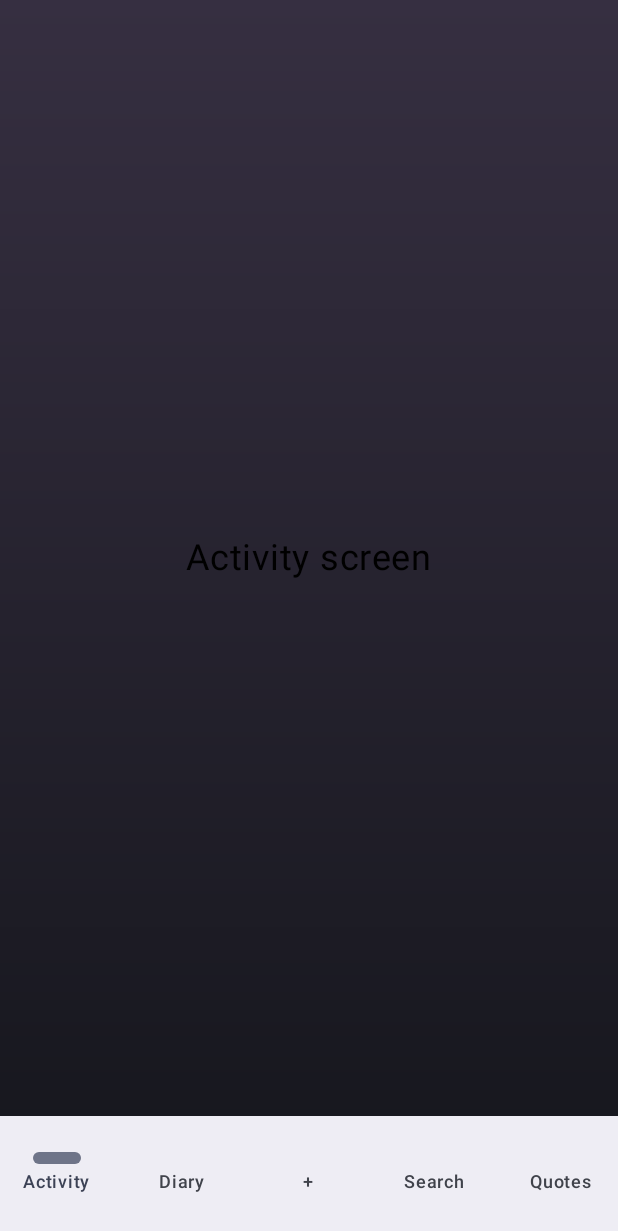
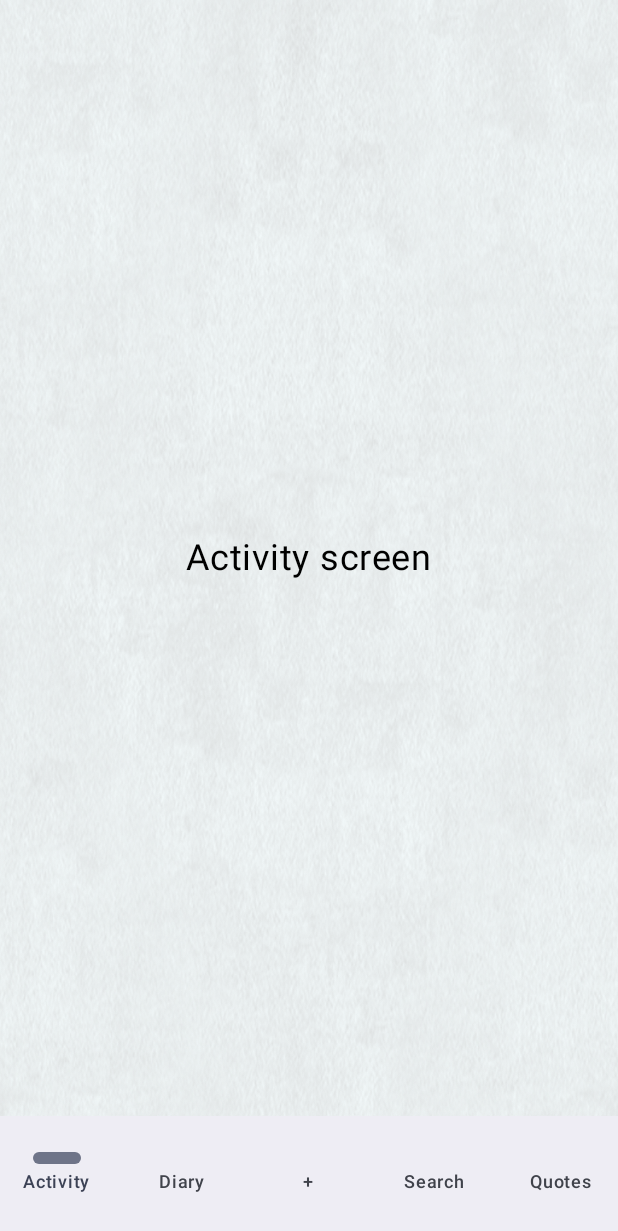
Before and after one commit to gitHST/pager, an Android app built with Jetpack Compose: the MainActivity screen opened directly, with no data from a screen before it, on a phone screen of 412 x 824 dp. Shown: the top 1231 px of the screen. Run offline under Robolectric (Android 15) with nearby library versions, the phone set to English and light mode, and no system bars; our stand-ins replace Room's generated code.

Commit message:
New paper white background

```diff
--- a/app/src/main/java/com/luke/pager/MainActivity.kt
+++ b/app/src/main/java/com/luke/pager/MainActivity.kt
@@ -4,13 +4,18 @@ package com.luke.pager
 import android.os.Bundle
 import androidx.activity.ComponentActivity
 import androidx.activity.compose.setContent
+import androidx.compose.foundation.Image
+import androidx.compose.foundation.background
 import androidx.compose.foundation.layout.Box
 import androidx.compose.foundation.layout.fillMaxSize
 import androidx.compose.foundation.layout.padding
 import androidx.compose.material3.Scaffold
 import androidx.compose.runtime.Composable
 import androidx.compose.ui.Modifier
+import androidx.compose.ui.draw.alpha
 import androidx.compose.ui.graphics.Color
+import androidx.compose.ui.layout.ContentScale
+import androidx.compose.ui.res.painterResource
 import androidx.navigation.compose.rememberNavController
 import androidx.room.Room
 import com.luke.pager.data.AppDatabase
@@ -58,6 +63,20 @@ fun PagerAppUI(bookViewModel: BookViewModel, reviewViewModel: ReviewViewModel) {
     PagerTheme {
         val navController = rememberNavController()
 
+        Box(
+            modifier = Modifier
+                .fillMaxSize()
+                .background(Color(0xFFF7FEFF)) // Light cyan background
+        ) {
+            Image(
+                painter = painterResource(id = R.drawable.clean_gray_paper), // Save this image in res/drawable
+                contentDescription = null,
+                contentScale = ContentScale.FillBounds,
+                modifier = Modifier
+                    .fillMaxSize()
+                    .alpha(0.9f) // Adjust visibility of texture
+            )
+
             Scaffold(
                 containerColor = Color.Transparent,
                 bottomBar = { BottomNavBar(navController) }
@@ -71,4 +90,6 @@ fun PagerAppUI(bookViewModel: BookViewModel, reviewViewModel: ReviewViewModel) {
                 }
             }
         }
+
     }
+}
--- a/app/src/main/res/drawable/gradient_background.xml
+++ /dev/null
@@ -1,12 +0,0 @@
-<?xml version="1.0" encoding="utf-8"?>
-<layer-list xmlns:android="http://schemas.android.com/apk/res/android">
-    <item>
-        <shape android:shape="rectangle">
-            <gradient
-                android:angle="90"
-                android:startColor="#14151B"
-                android:endColor="#362F41"
-                android:type="linear"/>
-        </shape>
-    </item>
-</layer-list>
--- a/app/src/main/res/values/themes.xml
+++ b/app/src/main/res/values/themes.xml
@@ -1,6 +1,6 @@
 <?xml version="1.0" encoding="utf-8"?>
 <resources xmlns:tools="http://schemas.android.com/tools">
     <style name="Theme.Pager" parent="Theme.Material3.Light">
-        <item name="android:windowBackground">@drawable/gradient_background</item>
+        <item name="android:windowBackground">@android:color/darker_gray</item>
     </style>
 </resources>
```
Also changed, not shown: app/src/main/res/drawable/clean_gray_paper.png (added). Lines whose indentation alone changed are shown as unchanged.
